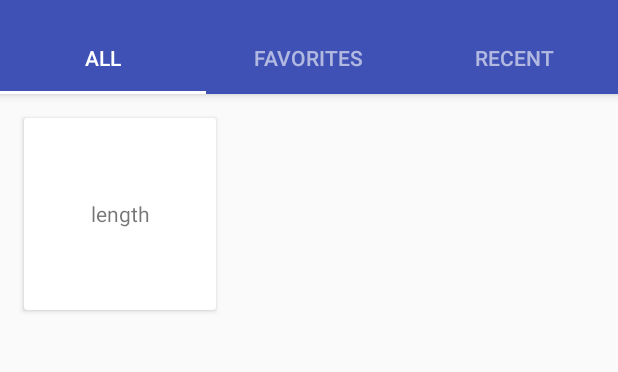
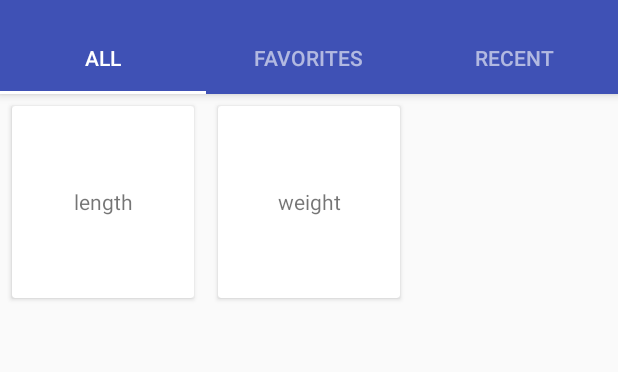
Before and after one commit to Soharash/direwolf, an Android app: the screen it shows after launch (CategoryActivity), on a phone screen of 412 x 824 dp, the part 62-434 px from its top. Run offline under Robolectric (Android 15) with nearby library versions, the phone set to English and light mode, and no system bars.

Commit message:
Recent categories and favorite categories are shown in category page, closed #9, closed #8

```diff
--- a/app/src/main/java/com/soharatech/unitconverter/data/source/local/DatabaseHelper.java
+++ b/app/src/main/java/com/soharatech/unitconverter/data/source/local/DatabaseHelper.java
@@ -17,7 +17,7 @@ import java.io.OutputStream;
 class DatabaseHelper extends SQLiteOpenHelper{
 
 	private Context mContext;
-	private static int DB_VERSION = 2;
+	private static int DB_VERSION = 3;
 	private static String DB_NAME = "conversion.sqlite";
 	@SuppressLint("SdCardPath")
 	private static String DB_DIR = "/data/data/" + BuildConfig.APPLICATION_ID + "/databases";
--- a/app/src/main/java/com/soharatech/unitconverter/ui/category/CategoryContract.java
+++ b/app/src/main/java/com/soharatech/unitconverter/ui/category/CategoryContract.java
@@ -19,7 +19,6 @@ interface CategoryContract{
 
 	interface FragPresenter extends MultiPresenter<View>{
 
-		void loadCategories(String type);
 		void openCategoryDetails(@NonNull String category);
 	}
 
--- a/app/src/main/java/com/soharatech/unitconverter/ui/category/CategoryFragPresenter.java
+++ b/app/src/main/java/com/soharatech/unitconverter/ui/category/CategoryFragPresenter.java
@@ -13,6 +13,7 @@ public class CategoryFragPresenter implements CategoryContract.FragPresenter{
 
 	private CategoryRepositoryContract mCategoryRepository;
 	private Map<String, CategoryContract.View> mCategoryViews = new TreeMap<>();
+	private static int sRecentMax = 100;
 
 
 	public CategoryFragPresenter(CategoryRepositoryContract categoryRepository){
@@ -27,21 +28,20 @@ public class CategoryFragPresenter implements CategoryContract.FragPresenter{
 	}
 
 
+	public static void setRecentMax(int max){
+		sRecentMax = max;
+	}
+
+
 	@Override
 	public void start(String type){
 		if(type.equals(CategoryFragment.ALL)){
 			mCategoryViews.get(type).showCategories(mCategoryRepository.getAll());
 		} else if(type.equals(CategoryFragment.FAVORITE)){
-
+			mCategoryViews.get(type).showCategories(mCategoryRepository.getAll(true));
 		} else if(type.equals(CategoryFragment.RECENT)){
-
+			mCategoryViews.get(type).showCategories(mCategoryRepository.getRecentSorted(sRecentMax));
 		}
-	}
-
-
-	@Override
-	public void loadCategories(String type){
-
 	}
 
 
--- a/app/src/main/java/com/soharatech/unitconverter/ui/category/CategoryFragment.java
+++ b/app/src/main/java/com/soharatech/unitconverter/ui/category/CategoryFragment.java
@@ -58,7 +58,7 @@ public class CategoryFragment extends Fragment implements CategoryContract.View{
 
 	private void setupRecyclerView(){
 		mAdapter = new CategoriesRecyclerViewAdapter();
-		RecyclerView.LayoutManager mLayoutManager = new GridLayoutManager(getActivity(), 2);
+		RecyclerView.LayoutManager mLayoutManager = new GridLayoutManager(getActivity(), 3);
 		mRecyclerView.setLayoutManager(mLayoutManager);
 		mRecyclerView.setAdapter(mAdapter);
 	}
--- a/app/src/main/res/layout/category_card.xml
+++ b/app/src/main/res/layout/category_card.xml
@@ -1,8 +1,8 @@
 <?xml version="1.0" encoding="utf-8"?>
 <android.support.v7.widget.CardView xmlns:android="http://schemas.android.com/apk/res/android"
-    android:layout_width="128dp"
-    android:layout_height="128dp"
-    android:layout_margin="@dimen/activity_horizontal_margin">
+    android:layout_width="match_parent"
+    android:layout_height="@dimen/category_card_height"
+    android:layout_margin="@dimen/category_card_margin">
 
     <TextView
         android:id="@+id/text_view"
--- a/app/src/main/res/layout/category_frag.xml
+++ b/app/src/main/res/layout/category_frag.xml
@@ -3,5 +3,6 @@
     xmlns:app="http://schemas.android.com/apk/res-auto"
     android:id="@+id/recycler_view_categoies"
     android:layout_width="match_parent"
+    android:layout_margin="@dimen/activity_horizontal_margin_half"
     android:layout_height="match_parent"
     android:orientation="vertical"/>
--- a/app/src/main/res/values/dimens.xml
+++ b/app/src/main/res/values/dimens.xml
@@ -1,6 +1,9 @@
 <resources>
+    <!-- global dimens -->
     <dimen name="activity_horizontal_margin">16dp</dimen>
-    <dimen name="activity_vertical_marging">16dp</dimen>
+    <dimen name="activity_vertical_margin">16dp</dimen>
+    <dimen name="activity_horizontal_margin_half">8dp</dimen>
+    <dimen name="activity_vertical_margin_half">8dp</dimen>
 
 
     <!-- tab layout dimens -->
@@ -42,4 +45,9 @@
     <dimen name="nav_header_image_height">80dp</dimen>
     <dimen name="nav_header_image_width">80dp</dimen>
 
+
+    <!-- category view dimens -->
+    <dimen name="category_card_height">128dp</dimen>
+    <dimen name="category_card_margin">@dimen/activity_horizontal_margin_half</dimen>
+
 </resources>
```
Also changed, not shown: app/src/main/assets/conversion.sqlite, 1 other file.
